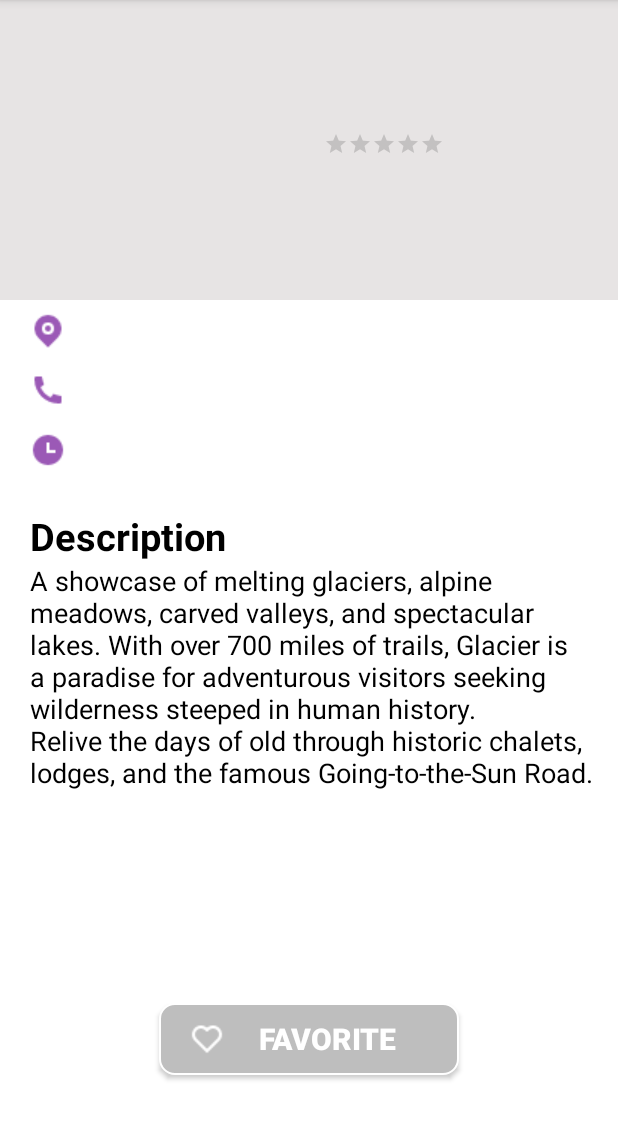
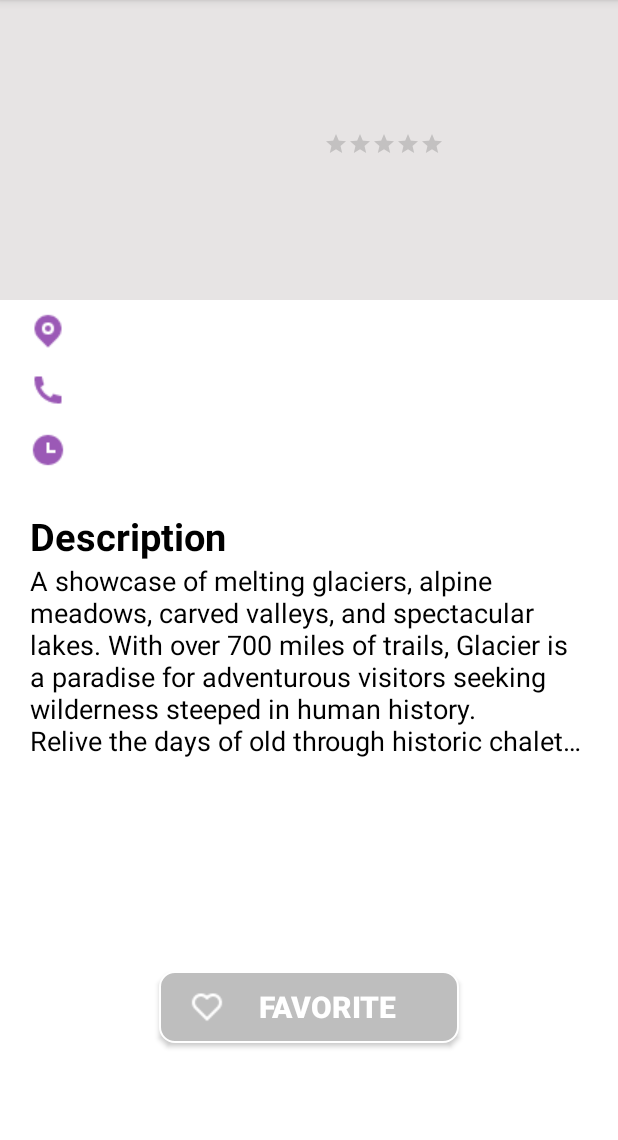
Before and after one commit to Watermelon-Android-development/Travel-Planning-Frontend, an Android app: the description_page screen opened directly, with no data from a screen before it, on a phone screen of 412 x 824 dp, the part 84-1224 px from its top. Run offline under Robolectric (Android 15) with nearby library versions, the phone set to English and light mode, and no system bars; 11 statements that could not run were skipped.

Commit message:
Update activity_description_page.xml

```diff
--- a/app/src/main/res/layout/activity_description_page.xml
+++ b/app/src/main/res/layout/activity_description_page.xml
@@ -178,6 +178,8 @@
             android:id="@+id/description"
             android:layout_width="match_parent"
             android:layout_height="wrap_content"
+            android:maxLines="6"
+            android:ellipsize="end"
             android:text="A showcase of melting glaciers, alpine meadows, carved valleys, and spectacular lakes. With over 700 miles of trails, Glacier is a paradise for adventurous visitors seeking
         wilderness steeped in human history.
         Relive the days of old through historic chalets,
```
